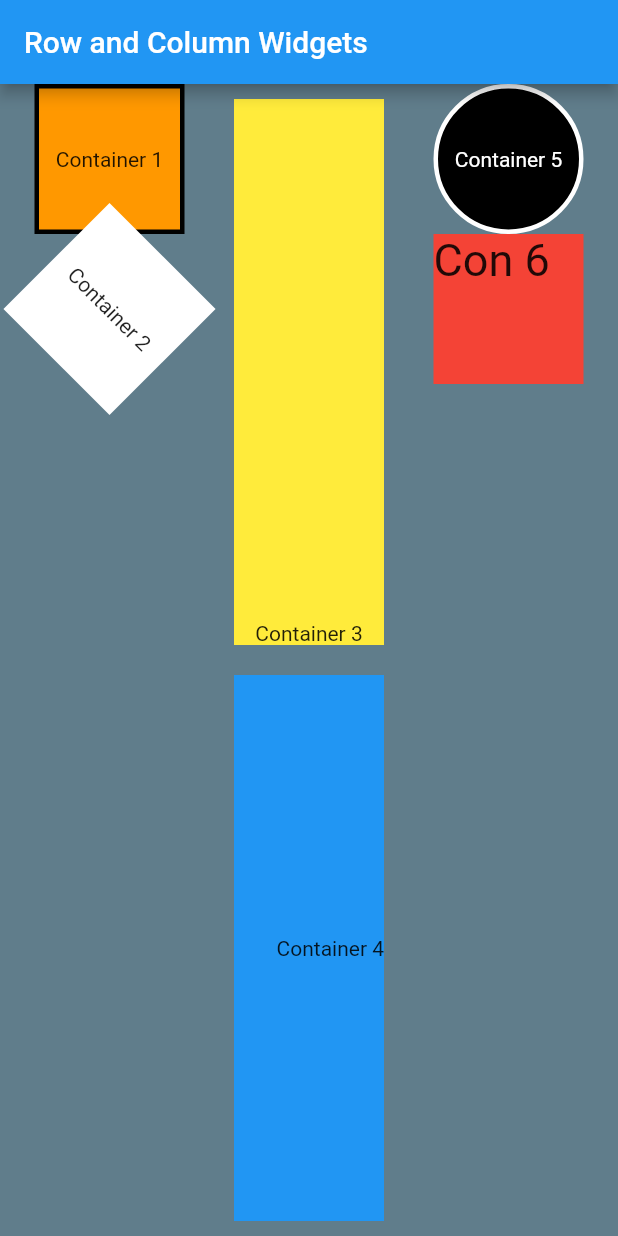
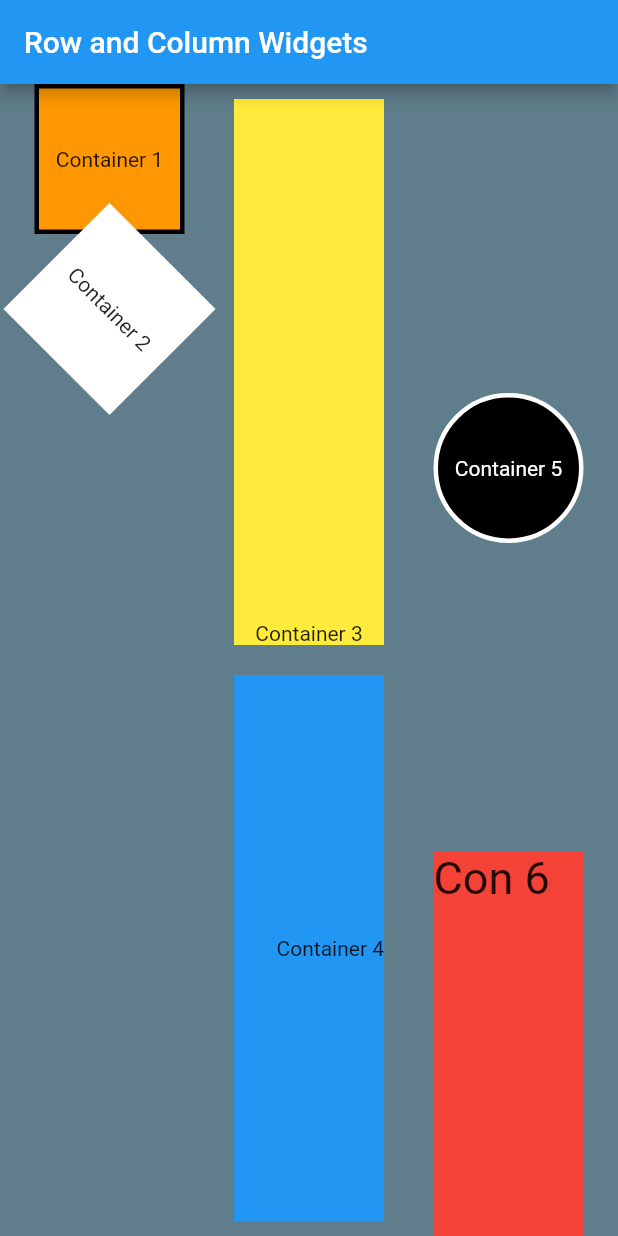
Before and after one commit to BeeToews/FlutterApp01_BradyToews, a Flutter app: the screen it shows after launch, on a phone screen of 412 x 824 dp. Run offline on Flutter 3.47's test engine with Material 2 defaults, Android fonts, the phone set to English and light mode, and no system bars.

Commit message:
Finished Attempt 1

```diff
--- a/bradytoews_lab1/lib/main.dart
+++ b/bradytoews_lab1/lib/main.dart
@@ -20,12 +20,6 @@ class MyApp extends StatelessWidget {
         body: Row(
             mainAxisSize: MainAxisSize.max,
             mainAxisAlignment: MainAxisAlignment.spaceEvenly,
-            //mainAxisAlignment: MainAxisAlignment.start,
-            //mainAxisAlignment: MainAxisAlignment.center,
-            //mainAxisAlignment: MainAxisAlignment.end,
-            //crossAxisAlignment: CrossAxisAlignment.stretch,
-            //crossAxisAlignment: CrossAxisAlignment.start,
-            //crossAxisAlignment: CrossAxisAlignment.end,
             children: [
               Column(
                 //Column 1
@@ -96,8 +90,10 @@ class MyApp extends StatelessWidget {
                 ],
               ),
               Column(
-                children: <Widget>[
-                  Container(
+                children: [
+                  Expanded(
+                    flex: 2,
+                    child: Container(
                       height: 100.0,
                       width: 100.0,
                       decoration: BoxDecoration(
@@ -114,7 +110,10 @@ class MyApp extends StatelessWidget {
                         ),
                       ),
                     ),
-                  Container(
+                  ),
+                  Expanded(
+                    flex: 1,
+                    child: Container(
                       height: 100.0,
                       width: 100.0,
                       color: Colors.red,
@@ -125,6 +124,7 @@ class MyApp extends StatelessWidget {
                         ),
                       ),
                     ),
+                  ),
                 ],
               )
             ]),
```
Lines whose indentation alone changed are shown as unchanged.
